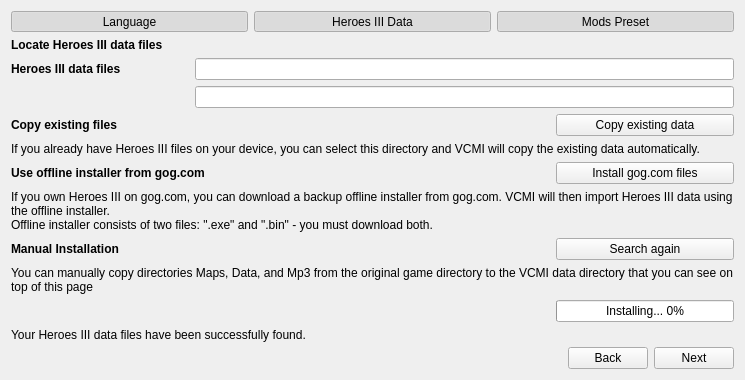
This is launcher/firstLaunch/firstlaunch_moc.ui in vcmi/vcmi as Qt 5 draws it before an edit. The edited form follows.
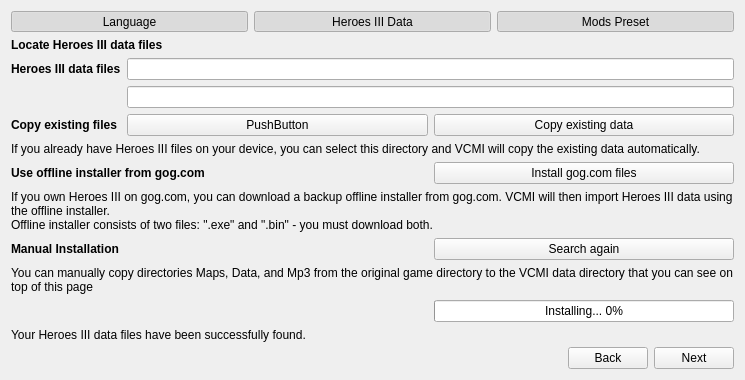
This is the edited form. The open tabs and pages were chosen to show the change. Icons and pictures are not drawn.

Commit message: demo button

The edit to the form file:
```diff
--- a/launcher/firstLaunch/firstlaunch_moc.ui
+++ b/launcher/firstLaunch/firstlaunch_moc.ui
@@ -263,60 +263,10 @@
         </spacer>
        </item>
        <item>
-        <layout class="QGridLayout" name="gridLayout" columnstretch="1,2,1">
+        <layout class="QGridLayout" name="gridLayout" columnstretch="1,0,0">
          <property name="spacing">
           <number>6</number>
          </property>
-         <item row="2" column="2">
-          <widget class="QPushButton" name="pushButtonDataCopy">
-           <property name="sizePolicy">
-            <sizepolicy hsizetype="Minimum" vsizetype="Fixed">
-             <horstretch>25</horstretch>
-             <verstretch>0</verstretch>
-            </sizepolicy>
-           </property>
-           <property name="text">
-            <string>Copy existing data</string>
-           </property>
-          </widget>
-         </item>
-         <item row="4" column="0" colspan="2">
-          <widget class="QLabel" name="labelDataGogTitle">
-           <property name="sizePolicy">
-            <sizepolicy hsizetype="Preferred" vsizetype="Preferred">
-             <horstretch>50</horstretch>
-             <verstretch>0</verstretch>
-            </sizepolicy>
-           </property>
-           <property name="font">
-            <font>
-             <bold>true</bold>
-            </font>
-           </property>
-           <property name="text">
-            <string>Use offline installer from gog.com</string>
-           </property>
-          </widget>
-         </item>
-         <item row="7" column="0" colspan="3">
-          <widget class="QLabel" name="labelDataManualDescr">
-           <property name="sizePolicy">
-            <sizepolicy hsizetype="Preferred" vsizetype="Preferred">
-             <horstretch>100</horstretch>
-             <verstretch>0</verstretch>
-            </sizepolicy>
-           </property>
-           <property name="text">
-            <string>You can manually copy directories Maps, Data, and Mp3 from the original game directory to the VCMI data directory that you can see on top of this page</string>
-           </property>
-           <property name="alignment">
-            <set>Qt::AlignLeading|Qt::AlignLeft|Qt::AlignTop</set>
-           </property>
-           <property name="wordWrap">
-            <bool>true</bool>
-           </property>
-          </widget>
-         </item>
          <item row="4" column="2">
           <widget class="QPushButton" name="pushButtonGogInstall">
            <property name="sizePolicy">
@@ -330,34 +280,38 @@
            </property>
           </widget>
          </item>
-         <item row="6" column="0" colspan="2">
-          <widget class="QLabel" name="labelDataManualTitle">
+         <item row="7" column="0" colspan="3">
+          <widget class="QLabel" name="labelDataManualDescr">
            <property name="sizePolicy">
             <sizepolicy hsizetype="Preferred" vsizetype="Preferred">
-             <horstretch>50</horstretch>
+             <horstretch>100</horstretch>
              <verstretch>0</verstretch>
             </sizepolicy>
            </property>
-           <property name="font">
-            <font>
-             <bold>true</bold>
-            </font>
-           </property>
            <property name="text">
-            <string>Manual Installation</string>
+            <string>You can manually copy directories Maps, Data, and Mp3 from the original game directory to the VCMI data directory that you can see on top of this page</string>
+           </property>
+           <property name="alignment">
+            <set>Qt::AlignLeading|Qt::AlignLeft|Qt::AlignTop</set>
+           </property>
+           <property name="wordWrap">
+            <bool>true</bool>
            </property>
           </widget>
          </item>
-         <item row="6" column="2">
-          <widget class="QPushButton" name="pushButtonDataSearch">
+         <item row="0" column="1" colspan="2">
+          <widget class="QLineEdit" name="lineEditDataUser">
+           <property name="enabled">
+            <bool>true</bool>
+           </property>
            <property name="sizePolicy">
-            <sizepolicy hsizetype="Minimum" vsizetype="Fixed">
-             <horstretch>25</horstretch>
+            <sizepolicy hsizetype="Expanding" vsizetype="Fixed">
+             <horstretch>50</horstretch>
              <verstretch>0</verstretch>
             </sizepolicy>
            </property>
-           <property name="text">
-            <string>Search again</string>
+           <property name="readOnly">
+            <bool>true</bool>
            </property>
           </widget>
          </item>
@@ -389,19 +343,35 @@
            </property>
           </widget>
          </item>
-         <item row="0" column="1" colspan="2">
-          <widget class="QLineEdit" name="lineEditDataUser">
-           <property name="enabled">
-            <bool>true</bool>
+         <item row="2" column="2">
+          <widget class="QPushButton" name="pushButtonDataCopy">
+           <property name="sizePolicy">
+            <sizepolicy hsizetype="Minimum" vsizetype="Fixed">
+             <horstretch>25</horstretch>
+             <verstretch>0</verstretch>
+            </sizepolicy>
            </property>
+           <property name="text">
+            <string>Copy existing data</string>
+           </property>
+          </widget>
+         </item>
+         <item row="6" column="0" colspan="2">
+          <widget class="QLabel" name="labelDataManualTitle">
            <property name="sizePolicy">
-            <sizepolicy hsizetype="Expanding" vsizetype="Fixed">
+            <sizepolicy hsizetype="Preferred" vsizetype="Preferred">
              <horstretch>50</horstretch>
              <verstretch>0</verstretch>
             </sizepolicy>
            </property>
-           <property name="readOnly">
-            <bool>true</bool>
+           <property name="font">
+            <font>
+             <weight>75</weight>
+             <bold>true</bold>
+            </font>
+           </property>
+           <property name="text">
+            <string>Manual Installation</string>
            </property>
           </widget>
          </item>
@@ -434,6 +404,7 @@
            </property>
            <property name="font">
             <font>
+             <weight>75</weight>
              <bold>true</bold>
             </font>
            </property>
@@ -442,56 +413,6 @@
            </property>
           </widget>
          </item>
-         <item row="2" column="0" colspan="2">
-          <widget class="QLabel" name="labelDataCopyTitle">
-           <property name="sizePolicy">
-            <sizepolicy hsizetype="Preferred" vsizetype="Preferred">
-             <horstretch>50</horstretch>
-             <verstretch>0</verstretch>
-            </sizepolicy>
-           </property>
-           <property name="font">
-            <font>
-             <bold>true</bold>
-            </font>
-           </property>
-           <property name="text">
-            <string>Copy existing files</string>
-           </property>
-          </widget>
-         </item>
-         <item row="1" column="1" colspan="2">
-          <widget class="QLineEdit" name="lineEditDataSystem">
-           <property name="enabled">
-            <bool>true</bool>
-           </property>
-           <property name="sizePolicy">
-            <sizepolicy hsizetype="Expanding" vsizetype="Fixed">
-             <horstretch>50</horstretch>
-             <verstretch>0</verstretch>
-            </sizepolicy>
-           </property>
-           <property name="readOnly">
-            <bool>true</bool>
-           </property>
-          </widget>
-         </item>
-         <item row="9" column="0" colspan="3">
-          <widget class="QLabel" name="labelDataFound">
-           <property name="sizePolicy">
-            <sizepolicy hsizetype="Preferred" vsizetype="Preferred">
-             <horstretch>100</horstretch>
-             <verstretch>0</verstretch>
-            </sizepolicy>
-           </property>
-           <property name="text">
-            <string>Your Heroes III data files have been successfully found.</string>
-           </property>
-           <property name="wordWrap">
-            <bool>true</bool>
-           </property>
-          </widget>
-         </item>
          <item row="5" column="0" colspan="3">
           <widget class="QLabel" name="labelDataGogDescr">
            <property name="sizePolicy">
@@ -515,6 +436,96 @@
            </property>
           </widget>
          </item>
+         <item row="9" column="0" colspan="3">
+          <widget class="QLabel" name="labelDataFound">
+           <property name="sizePolicy">
+            <sizepolicy hsizetype="Preferred" vsizetype="Preferred">
+             <horstretch>100</horstretch>
+             <verstretch>0</verstretch>
+            </sizepolicy>
+           </property>
+           <property name="text">
+            <string>Your Heroes III data files have been successfully found.</string>
+           </property>
+           <property name="wordWrap">
+            <bool>true</bool>
+           </property>
+          </widget>
+         </item>
+         <item row="4" column="0" colspan="2">
+          <widget class="QLabel" name="labelDataGogTitle">
+           <property name="sizePolicy">
+            <sizepolicy hsizetype="Preferred" vsizetype="Preferred">
+             <horstretch>50</horstretch>
+             <verstretch>0</verstretch>
+            </sizepolicy>
+           </property>
+           <property name="font">
+            <font>
+             <weight>75</weight>
+             <bold>true</bold>
+            </font>
+           </property>
+           <property name="text">
+            <string>Use offline installer from gog.com</string>
+           </property>
+          </widget>
+         </item>
+         <item row="6" column="2">
+          <widget class="QPushButton" name="pushButtonDataSearch">
+           <property name="sizePolicy">
+            <sizepolicy hsizetype="Minimum" vsizetype="Fixed">
+             <horstretch>25</horstretch>
+             <verstretch>0</verstretch>
+            </sizepolicy>
+           </property>
+           <property name="text">
+            <string>Search again</string>
+           </property>
+          </widget>
+         </item>
+         <item row="1" column="1" colspan="2">
+          <widget class="QLineEdit" name="lineEditDataSystem">
+           <property name="enabled">
+            <bool>true</bool>
+           </property>
+           <property name="sizePolicy">
+            <sizepolicy hsizetype="Expanding" vsizetype="Fixed">
+             <horstretch>50</horstretch>
+             <verstretch>0</verstretch>
+            </sizepolicy>
+           </property>
+           <property name="readOnly">
+            <bool>true</bool>
+           </property>
+          </widget>
+         </item>
+         <item row="2" column="0">
+          <widget class="QLabel" name="labelDataCopyTitle">
+           <property name="sizePolicy">
+            <sizepolicy hsizetype="Preferred" vsizetype="Preferred">
+             <horstretch>50</horstretch>
+             <verstretch>0</verstretch>
+            </sizepolicy>
+           </property>
+           <property name="font">
+            <font>
+             <weight>75</weight>
+             <bold>true</bold>
+            </font>
+           </property>
+           <property name="text">
+            <string>Copy existing files</string>
+           </property>
+          </widget>
+         </item>
+         <item row="2" column="1">
+          <widget class="QPushButton" name="pushButtonDemo">
+           <property name="text">
+            <string>PushButton</string>
+           </property>
+          </widget>
+         </item>
         </layout>
        </item>
        <item>
```
Left out of the diff: 9 changed lines with no effect on the pictures. The commit also changes 2 other files.
